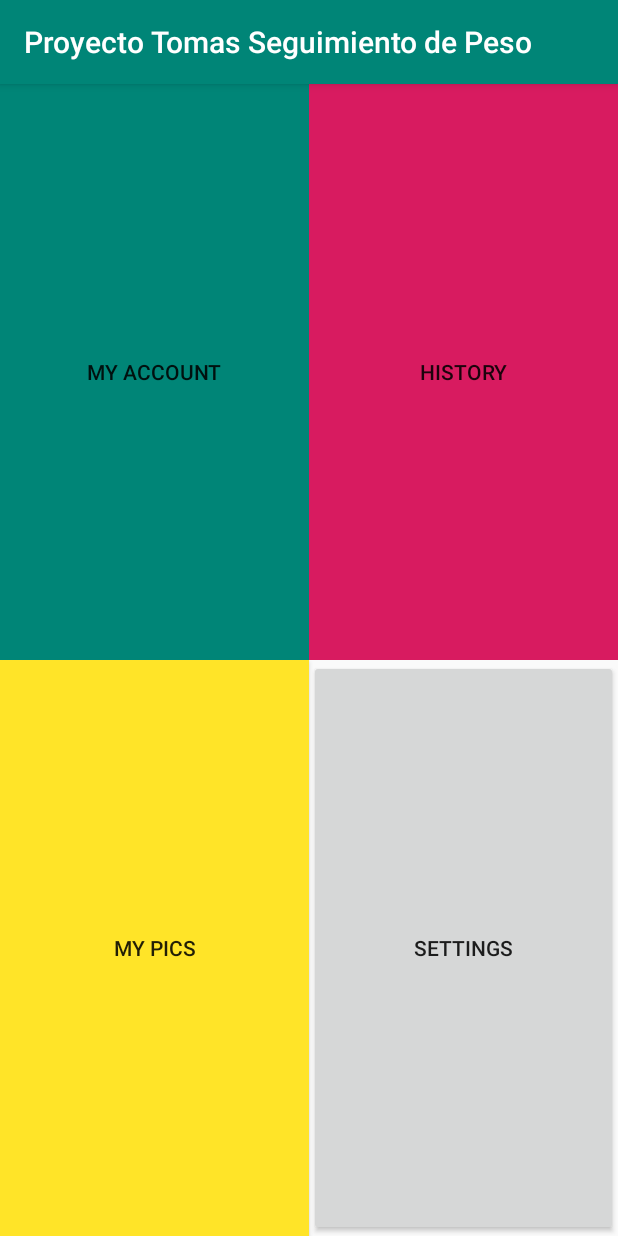
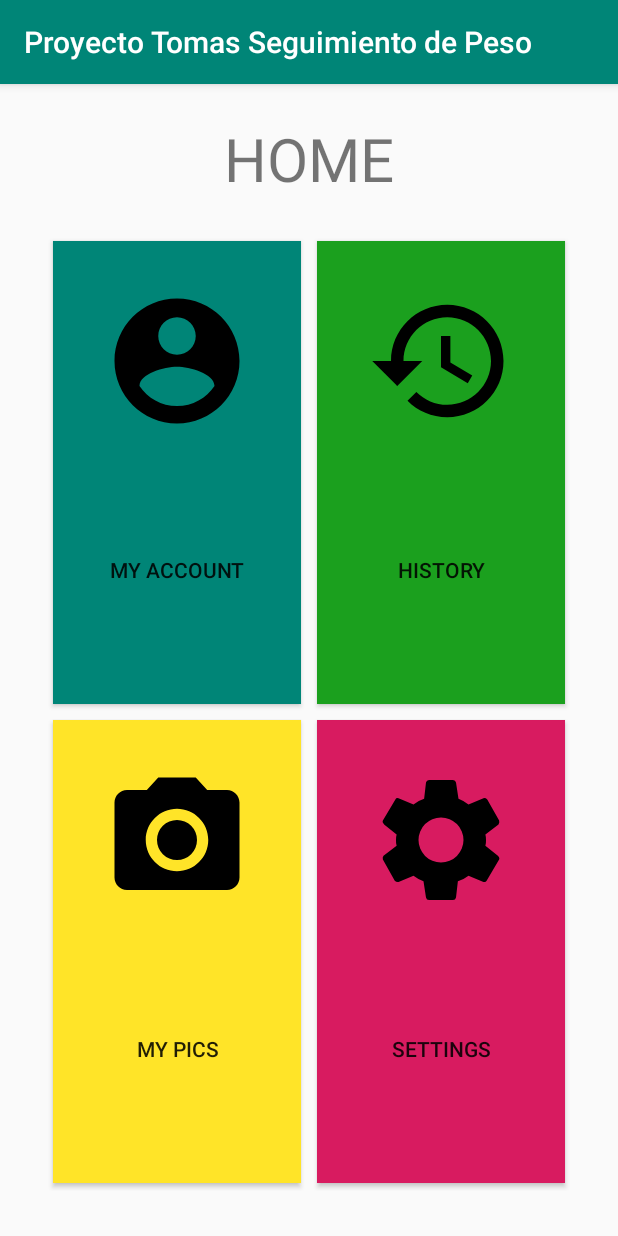
Before and after one commit to Nicolasjlf/Proyecto-Tomas-PerdidaDePeso, an Android app: the MainActivity screen opened directly, with no data from a screen before it, on a phone screen of 412 x 824 dp. Run offline under Robolectric (Android 15) with nearby library versions, the phone set to English and light mode, and no system bars.

Commit message:
Modificacion del disenio del Home y otros arreglos menores

```diff
--- a/ProyectoTomasSeguimientodePeso/app/build.gradle
+++ b/ProyectoTomasSeguimientodePeso/app/build.gradle
@@ -26,6 +26,7 @@ dependencies {
     testImplementation 'junit:junit:4.12'
     androidTestImplementation 'androidx.test:runner:1.2.0'
     androidTestImplementation 'androidx.test.espresso:espresso-core:3.2.0'
+
     implementation 'com.google.firebase:firebase-analytics:17.2.0'
     implementation 'com.google.firebase:firebase-auth:19.1.0'
 }
--- a/ProyectoTomasSeguimientodePeso/app/src/main/AndroidManifest.xml
+++ b/ProyectoTomasSeguimientodePeso/app/src/main/AndroidManifest.xml
@@ -18,7 +18,6 @@
 
                 <category android:name="android.intent.category.LAUNCHER" />
             </intent-filter>
-
         </activity>
         <activity android:name=".AccountActivity" />
         <activity android:name=".MainActivity">
--- /dev/null
+++ b/ProyectoTomasSeguimientodePeso/app/src/main/res/drawable/ic_account_circle_black_100dp.xml
@@ -0,0 +1,4 @@
+<vector android:height="100dp" android:viewportHeight="24.0"
+    android:viewportWidth="24.0" android:width="100dp" xmlns:android="http://schemas.android.com/apk/res/android">
+    <path android:fillColor="#FF000000" android:pathData="M12,2C6.48,2 2,6.48 2,12s4.48,10 10,10 10,-4.48 10,-10S17.52,2 12,2zM12,5c1.66,0 3,1.34 3,3s-1.34,3 -3,3 -3,-1.34 -3,-3 1.34,-3 3,-3zM12,19.2c-2.5,0 -4.71,-1.28 -6,-3.22 0.03,-1.99 4,-3.08 6,-3.08 1.99,0 5.97,1.09 6,3.08 -1.29,1.94 -3.5,3.22 -6,3.22z"/>
+</vector>
--- /dev/null
+++ b/ProyectoTomasSeguimientodePeso/app/src/main/res/drawable/ic_history_black_100dp.xml
@@ -0,0 +1,4 @@
+<vector android:height="100dp" android:viewportHeight="24.0"
+    android:viewportWidth="24.0" android:width="100dp" xmlns:android="http://schemas.android.com/apk/res/android">
+    <path android:fillColor="#FF000000" android:pathData="M13,3c-4.97,0 -9,4.03 -9,9L1,12l3.89,3.89 0.07,0.14L9,12L6,12c0,-3.87 3.13,-7 7,-7s7,3.13 7,7 -3.13,7 -7,7c-1.93,0 -3.68,-0.79 -4.94,-2.06l-1.42,1.42C8.27,19.99 10.51,21 13,21c4.97,0 9,-4.03 9,-9s-4.03,-9 -9,-9zM12,8v5l4.28,2.54 0.72,-1.21 -3.5,-2.08L13.5,8L12,8z"/>
+</vector>
--- /dev/null
+++ b/ProyectoTomasSeguimientodePeso/app/src/main/res/drawable/ic_photo_camera_black_100dp.xml
@@ -0,0 +1,5 @@
+<vector android:height="100dp" android:viewportHeight="24.0"
+    android:viewportWidth="24.0" android:width="100dp" xmlns:android="http://schemas.android.com/apk/res/android">
+    <path android:fillColor="#FF000000" android:pathData="M12,12m-3.2,0a3.2,3.2 0,1 1,6.4 0a3.2,3.2 0,1 1,-6.4 0"/>
+    <path android:fillColor="#FF000000" android:pathData="M9,2L7.17,4L4,4c-1.1,0 -2,0.9 -2,2v12c0,1.1 0.9,2 2,2h16c1.1,0 2,-0.9 2,-2L22,6c0,-1.1 -0.9,-2 -2,-2h-3.17L15,2L9,2zM12,17c-2.76,0 -5,-2.24 -5,-5s2.24,-5 5,-5 5,2.24 5,5 -2.24,5 -5,5z"/>
+</vector>
--- /dev/null
+++ b/ProyectoTomasSeguimientodePeso/app/src/main/res/drawable/ic_settings_black_100dp.xml
@@ -0,0 +1,4 @@
+<vector android:height="100dp" android:viewportHeight="24"
+    android:viewportWidth="24" android:width="100dp" xmlns:android="http://schemas.android.com/apk/res/android">
+    <path android:fillColor="#FF000000" android:pathData="M19.1,12.9a2.8,2.8 0,0 0,0.1 -0.9,2.8 2.8,0 0,0 -0.1,-0.9l2.1,-1.6a0.7,0.7 0,0 0,0.1 -0.6L19.4,5.5a0.7,0.7 0,0 0,-0.6 -0.2l-2.4,1a6.5,6.5 0,0 0,-1.6 -0.9l-0.4,-2.6a0.5,0.5 0,0 0,-0.5 -0.4H10.1a0.5,0.5 0,0 0,-0.5 0.4L9.3,5.4a5.6,5.6 0,0 0,-1.7 0.9l-2.4,-1a0.4,0.4 0,0 0,-0.5 0.2l-2,3.4c-0.1,0.2 0,0.4 0.2,0.6l2,1.6a2.8,2.8 0,0 0,-0.1 0.9,2.8 2.8,0 0,0 0.1,0.9L2.8,14.5a0.7,0.7 0,0 0,-0.1 0.6l1.9,3.4a0.7,0.7 0,0 0,0.6 0.2l2.4,-1a6.5,6.5 0,0 0,1.6 0.9l0.4,2.6a0.5,0.5 0,0 0,0.5 0.4h3.8a0.5,0.5 0,0 0,0.5 -0.4l0.3,-2.6a5.6,5.6 0,0 0,1.7 -0.9l2.4,1a0.4,0.4 0,0 0,0.5 -0.2l2,-3.4c0.1,-0.2 0,-0.4 -0.2,-0.6ZM12,15.6A3.6,3.6 0,1 1,15.6 12,3.6 3.6,0 0,1 12,15.6Z"/>
+</vector>
--- a/ProyectoTomasSeguimientodePeso/app/src/main/res/layout/activity_login.xml
+++ b/ProyectoTomasSeguimientodePeso/app/src/main/res/layout/activity_login.xml
@@ -9,22 +9,21 @@
     tools:context=".LoginActivity">
 
     <ImageView
-        android:layout_marginTop="50dp"
-        android:scaleType="centerCrop"
+        android:scaleType="center"
         android:src="@drawable/applogo"
         android:layout_width="250dp"
         android:layout_height="300dp" />
 
     <EditText
         android:id="@+id/activityLogin_username"
-        android:textSize="25dp"
-        android:hint="Mail"
+        android:textSize="16dp"
+        android:hint="mail"
         android:layout_width="200dp"
         android:layout_height="wrap_content" />
     <EditText
         android:inputType="textPassword"
         android:id="@+id/activityLogin_pasword"
-        android:textSize="25dp"
+        android:textSize="16dp"
         android:hint="password"
         android:layout_width="200dp"
         android:layout_height="wrap_content" />
--- a/ProyectoTomasSeguimientodePeso/app/src/main/res/layout/activity_main.xml
+++ b/ProyectoTomasSeguimientodePeso/app/src/main/res/layout/activity_main.xml
@@ -1,55 +1,81 @@
 <?xml version="1.0" encoding="utf-8"?>
 <LinearLayout xmlns:android="http://schemas.android.com/apk/res/android"
-    xmlns:app="http://schemas.android.com/apk/res-auto"
     xmlns:tools="http://schemas.android.com/tools"
     android:layout_width="match_parent"
+    android:layout_height="match_parent"
+    android:gravity="center"
     android:orientation="vertical"
-    android:layout_height="match_parent"
+    android:paddingHorizontal="30dp"
+    android:paddingBottom="30dp"
+    android:weightSum="3"
     tools:context=".MainActivity">
 
+    <TextView
+        android:layout_width="match_parent"
+        android:layout_height="wrap_content"
+        android:layout_weight=".2"
+        android:gravity="center"
+        android:text="HOME"
+        android:textAlignment="center"
+        android:textSize="40sp" />
+
     <LinearLayout
-        android:layout_weight="1"
         android:layout_width="match_parent"
-        android:layout_height="0dp">
+        android:layout_height="0dp"
+        android:layout_weight="1.4">
 
         <Button
             android:id="@+id/mainActivity_myAcount"
-            android:text="My account"
+            android:layout_width="0dp"
+            android:layout_height="match_parent"
+            android:layout_margin="5dp"
+            android:layout_weight="1"
             android:background="@color/colorPrimary"
-            android:layout_weight="1"
-            android:layout_width="0dp"
-            android:layout_height="match_parent" />
+            android:drawableTop="@drawable/ic_account_circle_black_100dp"
+            android:paddingTop="30dp"
+            android:text="My account" />
+
         <Button
             android:id="@+id/mainActivity_histoy"
-            android:text="history"
-            android:background="@color/colorAccent"
+            android:layout_width="0dp"
+            android:layout_height="match_parent"
+            android:layout_margin="5dp"
             android:layout_weight="1"
-            android:layout_width="0dp"
-            android:layout_height="match_parent" />
+            android:background="@color/verde"
+            android:drawableTop="@drawable/ic_history_black_100dp"
+            android:paddingTop="30dp"
+            android:text="history" />
 
     </LinearLayout>
 
 
-
     <LinearLayout
 
-        android:layout_weight="1"
         android:layout_width="match_parent"
-        android:layout_height="0dp">
+        android:layout_height="0dp"
+        android:layout_weight="1.4">
 
         <Button
             android:id="@+id/mainActivity_myPics"
+            android:layout_width="0dp"
+            android:layout_height="match_parent"
+            android:layout_margin="5dp"
+            android:layout_weight="1"
             android:background="@color/dorado"
-            android:text="my pics"
-            android:layout_weight="1"
-            android:layout_width="0dp"
-            android:layout_height="match_parent" />
+            android:drawableTop="@drawable/ic_photo_camera_black_100dp"
+            android:paddingTop="30dp"
+            android:text="my pics" />
+
         <Button
             android:id="@+id/mainActivity_settings"
-            android:text="settings"
+            android:layout_width="0dp"
+            android:layout_height="match_parent"
+            android:layout_margin="5dp"
             android:layout_weight="1"
-            android:layout_width="0dp"
-            android:layout_height="match_parent" />
+            android:background="@color/colorAccent"
+            android:drawableTop="@drawable/ic_settings_black_100dp"
+            android:paddingTop="30dp"
+            android:text="settings" />
 
 
     </LinearLayout>
--- a/ProyectoTomasSeguimientodePeso/app/src/main/res/values/colors.xml
+++ b/ProyectoTomasSeguimientodePeso/app/src/main/res/values/colors.xml
@@ -4,6 +4,6 @@
     <color name="colorPrimaryDark">#00574B</color>
     <color name="colorAccent">#D81B60</color>
     <color name="dorado">#FFE428</color>
-    <color name="verde">#00FF07</color>
+    <color name="verde">#1BA01E</color>
 
 </resources>
```
Also changed, not shown: ProyectoTomasSeguimientodePeso/app/src/main/res/drawable/applogo.jpeg.
